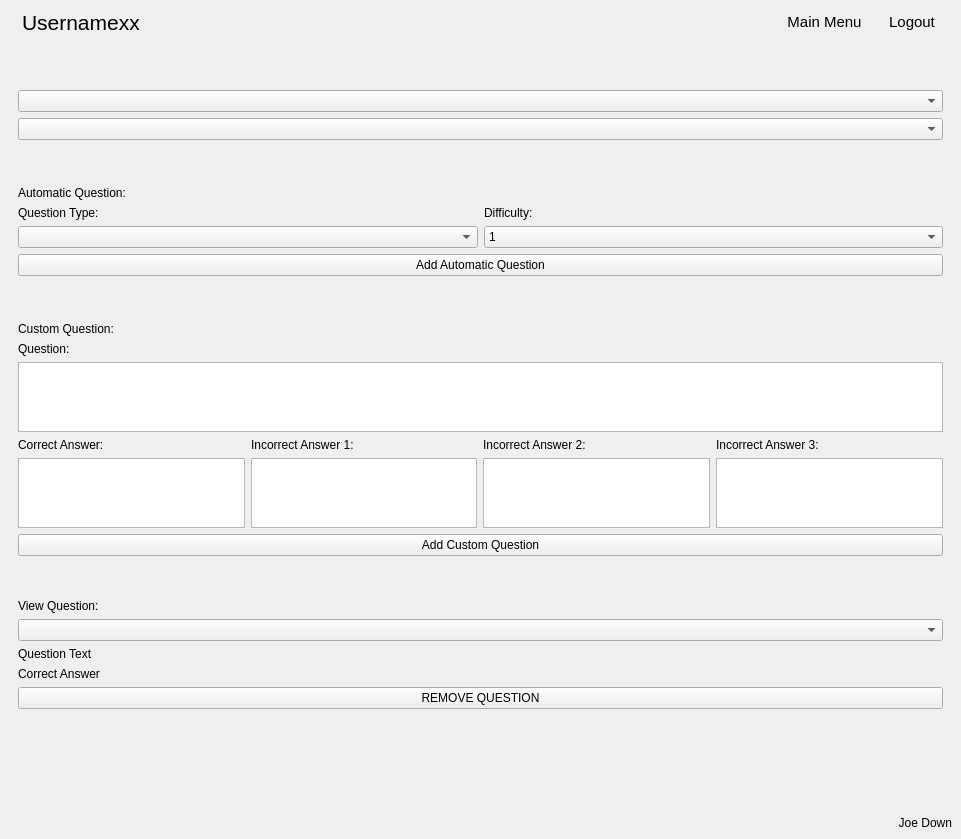
Old version of the form window.ui in the repository AnthropomorphicMonkey/Coursework.
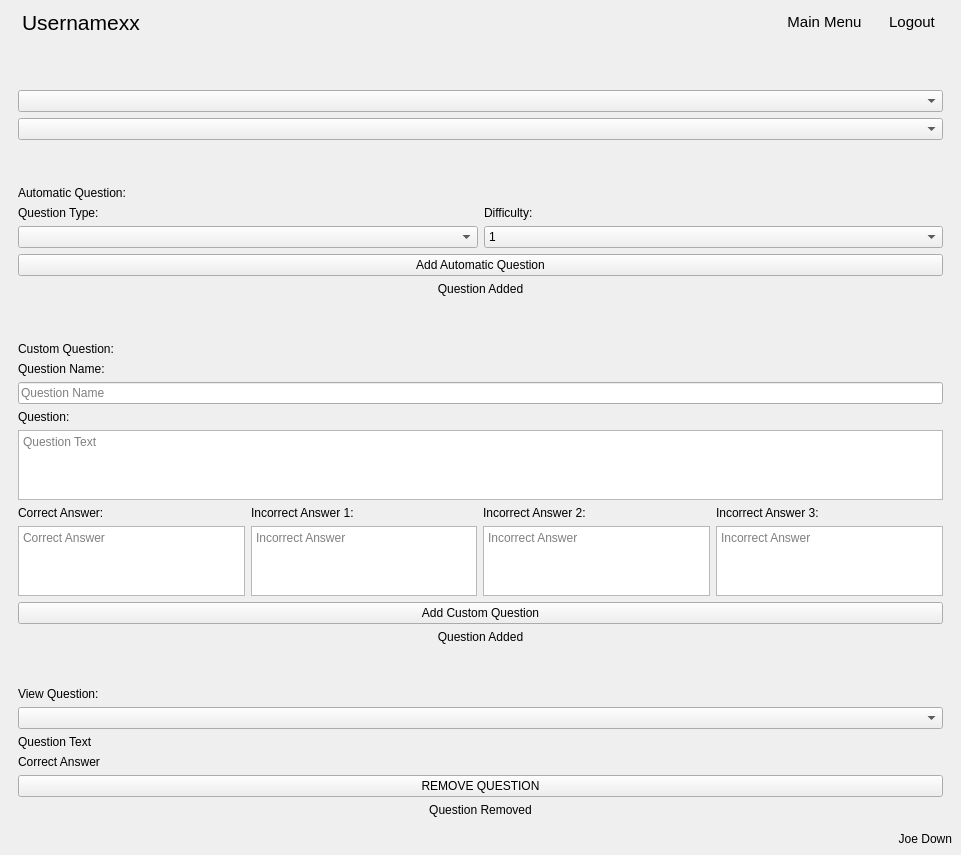
New version of the form. The open tabs and pages were chosen to show the change. Icons and pictures are not drawn.

Commit message: Set homework page implementation continued (can add custom hhomework)

```diff
--- a/window.ui
+++ b/window.ui
@@ -7,7 +7,7 @@
     <x>0</x>
     <y>0</y>
     <width>961</width>
-    <height>839</height>
+    <height>850</height>
    </rect>
   </property>
   <property name="font">
@@ -1697,6 +1697,16 @@
                 </property>
                </widget>
               </item>
+              <item>
+               <widget class="QLabel" name="set_homework_auto_question_added_output">
+                <property name="text">
+                 <string>Question Added</string>
+                </property>
+                <property name="alignment">
+                 <set>Qt::AlignCenter</set>
+                </property>
+               </widget>
+              </item>
              </layout>
             </item>
             <item>
@@ -1724,6 +1734,24 @@
                 </property>
                </widget>
               </item>
+              <item>
+               <layout class="QVBoxLayout" name="verticalLayout_44">
+                <item>
+                 <widget class="QLabel" name="label_21">
+                  <property name="text">
+                   <string>Question Name:</string>
+                  </property>
+                 </widget>
+                </item>
+                <item>
+                 <widget class="QLineEdit" name="set_homework_question_name_input">
+                  <property name="placeholderText">
+                   <string>Question Name</string>
+                  </property>
+                 </widget>
+                </item>
+               </layout>
+              </item>
               <item>
                <layout class="QVBoxLayout" name="verticalLayout_38">
                 <item>
@@ -1734,7 +1762,11 @@
                  </widget>
                 </item>
                 <item>
-                 <widget class="QTextEdit" name="set_homework_question_input"/>
+                 <widget class="QTextEdit" name="set_homework_question_input">
+                  <property name="placeholderText">
+                   <string>Question Text</string>
+                  </property>
+                 </widget>
                 </item>
                </layout>
               </item>
@@ -1750,7 +1782,11 @@
                    </widget>
                   </item>
                   <item>
-                   <widget class="QTextEdit" name="set_homework_correct_answer_input"/>
+                   <widget class="QTextEdit" name="set_homework_correct_answer_input">
+                    <property name="placeholderText">
+                     <string>Correct Answer</string>
+                    </property>
+                   </widget>
                   </item>
                  </layout>
                 </item>
@@ -1764,7 +1800,11 @@
                    </widget>
                   </item>
                   <item>
-                   <widget class="QTextEdit" name="set_homework_answer_b_input"/>
+                   <widget class="QTextEdit" name="set_homework_answer_b_input">
+                    <property name="placeholderText">
+                     <string>Incorrect Answer</string>
+                    </property>
+                   </widget>
                   </item>
                  </layout>
                 </item>
@@ -1778,7 +1818,11 @@
                    </widget>
                   </item>
                   <item>
-                   <widget class="QTextEdit" name="set_homework_answer_c_input"/>
+                   <widget class="QTextEdit" name="set_homework_answer_c_input">
+                    <property name="placeholderText">
+                     <string>Incorrect Answer</string>
+                    </property>
+                   </widget>
                   </item>
                  </layout>
                 </item>
@@ -1792,7 +1836,11 @@
                    </widget>
                   </item>
                   <item>
-                   <widget class="QTextEdit" name="set_homework_answer_d_input"/>
+                   <widget class="QTextEdit" name="set_homework_answer_d_input">
+                    <property name="placeholderText">
+                     <string>Incorrect Answer</string>
+                    </property>
+                   </widget>
                   </item>
                  </layout>
                 </item>
@@ -1805,6 +1853,16 @@
                 </property>
                </widget>
               </item>
+              <item>
+               <widget class="QLabel" name="set_homework_custom_question_added_output">
+                <property name="text">
+                 <string>Question Added</string>
+                </property>
+                <property name="alignment">
+                 <set>Qt::AlignCenter</set>
+                </property>
+               </widget>
+              </item>
              </layout>
             </item>
             <item>
@@ -1863,6 +1921,16 @@
                 </property>
                </widget>
               </item>
+              <item>
+               <widget class="QLabel" name="set_homework_removed_output">
+                <property name="text">
+                 <string>Question Removed</string>
+                </property>
+                <property name="alignment">
+                 <set>Qt::AlignCenter</set>
+                </property>
+               </widget>
+              </item>
              </layout>
             </item>
            </layout>
```
Left out of the diff: 2 changed lines with no effect on the pictures. The commit also changes 4 other files.
